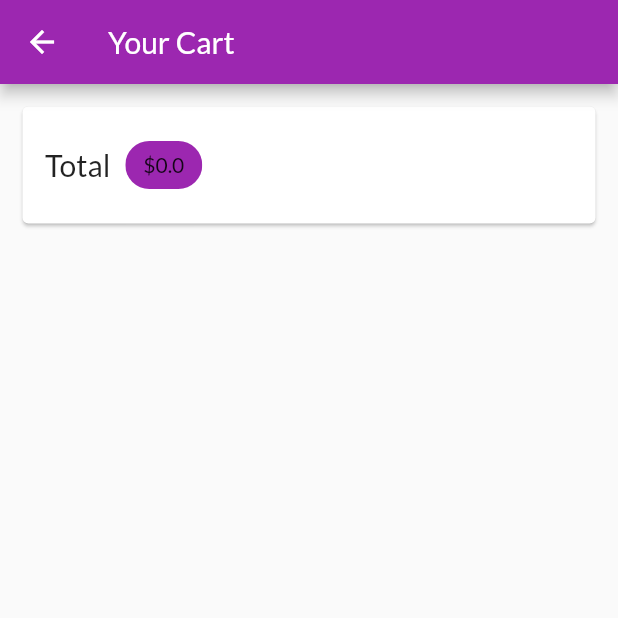
After one commit to albertdugba/ecommerce-app-with-flutter-provider, a Flutter app: the CartScreen screen opened by its route, on a phone screen of 412 x 824 dp, the top half of it. The commit adds this screen. Run offline on Flutter 3.47's test engine with Material 2 defaults, Android fonts, the phone set to English and light mode, and no system bars; network calls fail.

Commit message:
cart navigator.push added

```diff
--- a/lib/main.dart
+++ b/lib/main.dart
@@ -1,8 +1,9 @@
 import 'package:flutter/material.dart';
 import 'package:provider/provider.dart';
+
 import 'package:shop_app/providers/cart.dart';
-
 import 'package:shop_app/providers/products.dart';
+import 'package:shop_app/screens/cart_screen.dart';
 import 'package:shop_app/screens/product_details_screen.dart';
 import 'package:shop_app/screens/products_overview_screen.dart';
 
@@ -28,7 +29,8 @@ class MyApp extends StatelessWidget {
             fontFamily: 'Lato'),
         home: ProductsOverviewScreen(),
         routes: {
-          ProductDetailsScreen.routName: (context) => ProductDetailsScreen()
+          ProductDetailsScreen.routName: (context) => ProductDetailsScreen(),
+          CartScreen.routeName: (context) => CartScreen()
         },
       ),
     );
--- a/lib/providers/cart.dart
+++ b/lib/providers/cart.dart
@@ -19,6 +19,14 @@ class Cart with ChangeNotifier {
 
   Map<String, CartItem> get items {
     return {..._items};
+  }
+
+  double get totalAmount {
+    var total = 0.0;
+    _items.forEach((key, cartItem) {
+      total += cartItem.price * cartItem.quantity;
+    });
+    return total;
   }
 
   int get itemCount {
--- a/lib/providers/products.dart
+++ b/lib/providers/products.dart
@@ -15,7 +15,7 @@ class Products with ChangeNotifier {
       id: 'p2',
       title: 'Red Shirt',
       description: 'A red shirt - it is pretty red!',
-      price: 29.99,
+      price: 39.99,
       imageUrl:
           'https://cdn.pixabay.com/photo/2016/10/02/22/17/red-t-shirt-1710578_1280.jpg',
     ),
--- /dev/null
+++ b/lib/screens/cart_screen.dart
@@ -0,0 +1,40 @@
+import 'package:flutter/material.dart';
+import 'package:provider/provider.dart';
+import 'package:shop_app/providers/cart.dart';
+
+class CartScreen extends StatelessWidget {
+  static const routeName = '/cart';
+  @override
+  Widget build(BuildContext context) {
+    final cart = Provider.of<Cart>(context);
+
+    return Scaffold(
+      appBar: AppBar(
+        title: Text('Your Cart'),
+      ),
+      body: Column(
+        children: <Widget>[
+          Card(
+            margin: EdgeInsets.all(15.0),
+            child: Padding(
+              padding: const EdgeInsets.all(15.0),
+              child: Row(
+                children: <Widget>[
+                  Text(
+                    'Total',
+                    style: TextStyle(fontSize: 20.0),
+                  ),
+                  SizedBox(width: 10.0),
+                  Chip(
+                    label: Text('\$${cart.totalAmount}'),
+                    backgroundColor: Theme.of(context).primaryColor,
+                  )
+                ],
+              ),
+            ),
+          ),
+        ],
+      ),
+    );
+  }
+}
--- a/lib/screens/products_overview_screen.dart
+++ b/lib/screens/products_overview_screen.dart
@@ -1,7 +1,9 @@
 import 'package:flutter/material.dart';
 import 'package:provider/provider.dart';
+
 import 'package:shop_app/providers/cart.dart';
 import 'package:shop_app/providers/products.dart';
+import 'package:shop_app/screens/cart_screen.dart';
 import 'package:shop_app/widgets/badge.dart';
 import 'package:shop_app/widgets/products_grid.dart';
 
@@ -22,7 +24,6 @@ class ProductsOverviewScreen extends StatelessWidget {
               } else {
                 productsContainer.showAll();
               }
-              print('Selected $selectedValue');
             },
             icon: Icon(Icons.more_vert),
             itemBuilder: (_) => [
@@ -38,7 +39,9 @@ class ProductsOverviewScreen extends StatelessWidget {
               value: cart.itemCount.toString(),
             ),
             child: IconButton(
-              onPressed: () {},
+              onPressed: () {
+                Navigator.of(context).pushNamed(CartScreen.routeName);
+              },
               icon: Icon(
                 Icons.shopping_cart,
               ),
```
